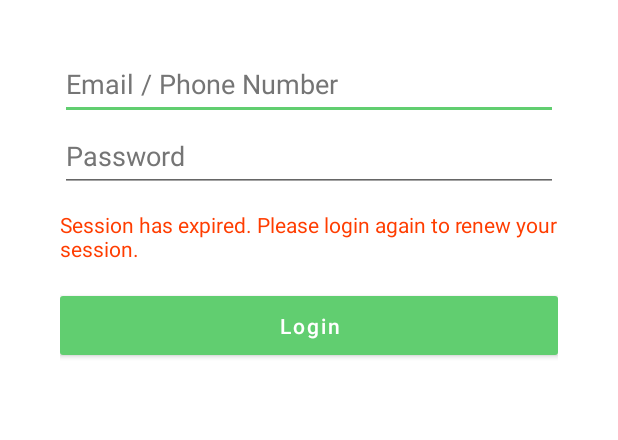
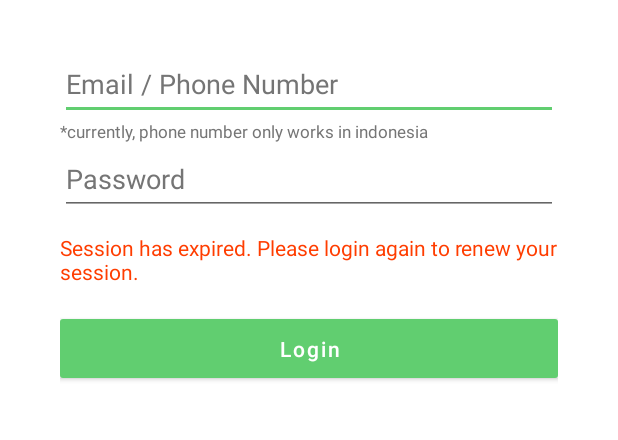
Before and after one commit to fazpass-sdk/commercial-app-sample, an Android app: the layout fragment_login.xml on its own in the app's theme, with its tools: preview values and no code run, on a phone screen of 412 x 824 dp, the part 141-581 px from its top. Run offline under Robolectric (Android 15) with nearby library versions, the phone set to English and light mode, and no system bars.

Commit message:
small change

```diff
--- a/app/src/main/res/layout/fragment_login.xml
+++ b/app/src/main/res/layout/fragment_login.xml
@@ -29,6 +29,14 @@
         android:textColor="@color/black"
         android:textColorHint="@color/gray_dark" />
 
+    <TextView
+        android:layout_width="wrap_content"
+        android:layout_height="wrap_content"
+        android:gravity="start"
+        android:text="@string/login_info"
+        android:textColor="@color/gray_dark"
+        android:textSize="11sp" />
+
     <EditText
         android:id="@+id/pin_input"
         android:layout_width="match_parent"
```
Also changed, not shown: 1 other file.
